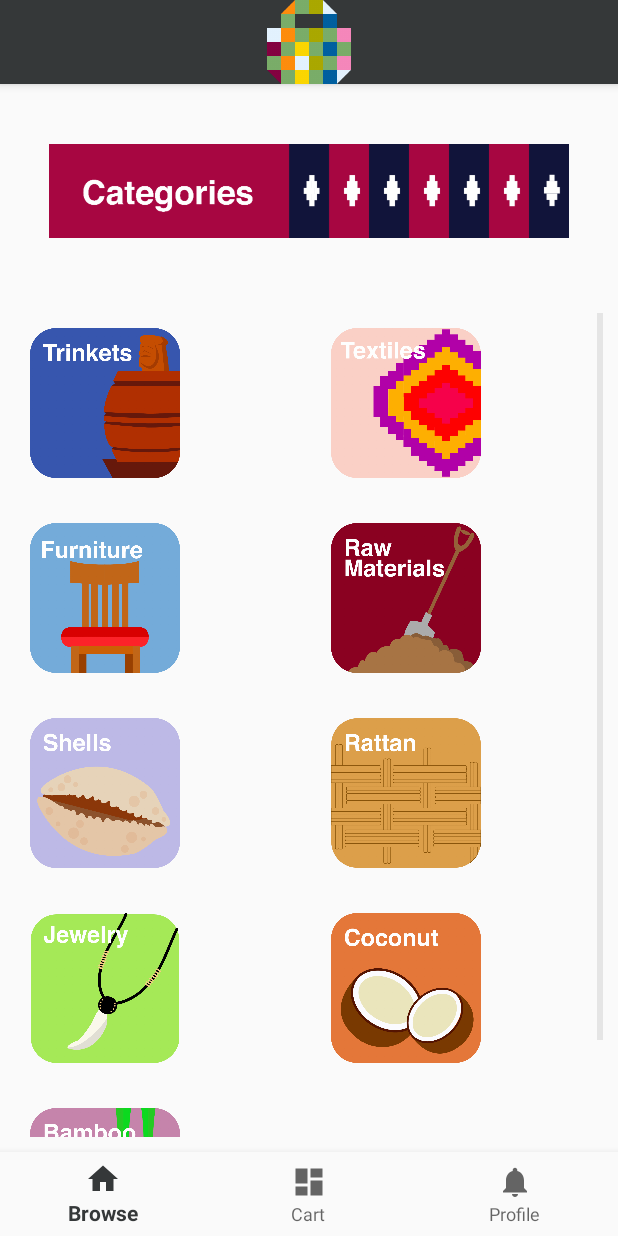
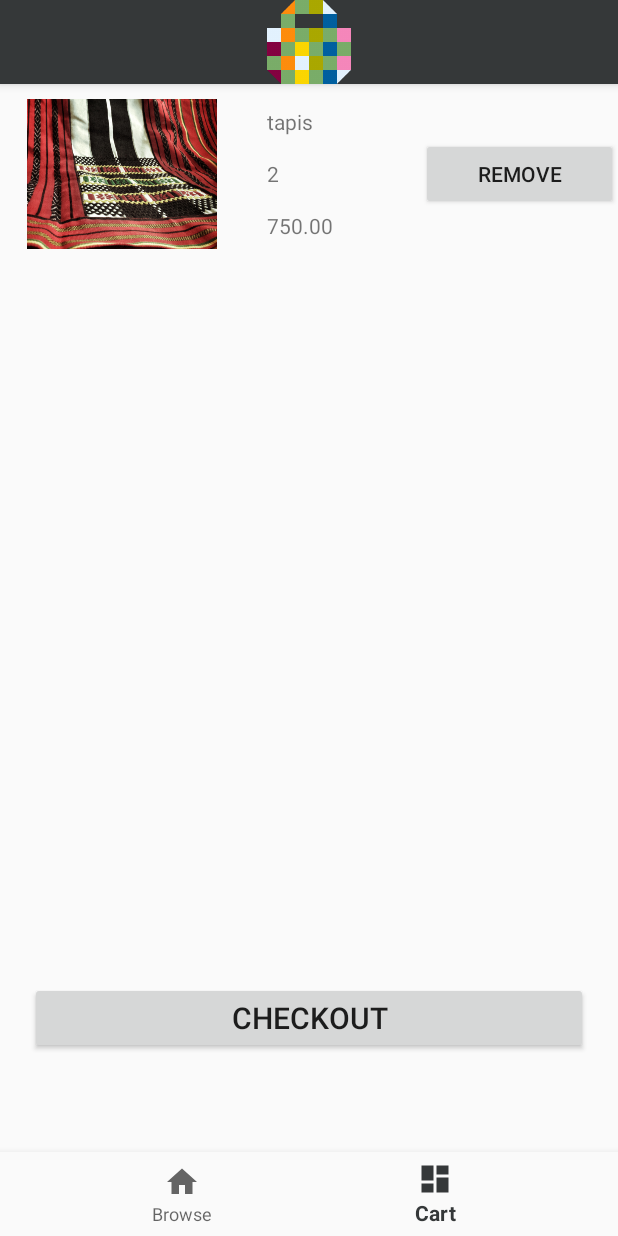
Before and after one commit to Albdog/PaSELLubong, an Android app: the screen it shows after launch (MainActivity), item 2 of the bottom bar chosen, on a phone screen of 412 x 824 dp. Run offline under Robolectric (Android 15) with nearby library versions, the phone set to English and light mode, and no system bars.

Commit message:
Updated to include Order screens

```diff
--- /dev/null
+++ b/BH2018/app/src/main/assets/cart.csv
@@ -0,0 +1 @@
+1,tapis,tapis,2,750.00
--- /dev/null
+++ b/BH2018/app/src/main/java/com/example/miguel909/bh2018/CartAdapter.java
@@ -0,0 +1,67 @@
+package com.example.miguel909.bh2018;
+
+import android.content.Context;
+import android.support.v7.widget.RecyclerView;
+import android.view.LayoutInflater;
+import android.view.View;
+import android.view.ViewGroup;
+import android.widget.Button;
+import android.widget.ImageView;
+import android.widget.TextView;
+
+/**
+ * Created by miguel909 on 28/01/2018.
+ */
+
+public class CartAdapter extends RecyclerView.Adapter{
+
+    private Context mContext;
+    private Order order;
+
+    CartAdapter(Context c){
+        mContext = c;
+        order = new Order(c);
+
+    }
+
+    @Override
+    public RecyclerView.ViewHolder onCreateViewHolder(ViewGroup parent, int viewType) {
+        View view = LayoutInflater.from(parent.getContext()).inflate(R.layout.cart_item, parent, false);
+        return new ListViewHolder(view);
+    }
+
+    @Override
+    public void onBindViewHolder(RecyclerView.ViewHolder holder, int position) {
+        ((ListViewHolder) holder).bindView(position);
+    }
+
+    @Override
+    public int getItemCount() {
+        return order.getItemKey().size();
+    }
+
+    private class ListViewHolder extends RecyclerView.ViewHolder {
+
+        ImageView mImageView;
+        TextView mTextView1;
+        TextView mTextView2;
+        TextView mTextView3;
+        Button button;
+
+        public ListViewHolder(View itemView) {
+            super(itemView);
+            mImageView = itemView.findViewById(R.id.cart_image);
+            mTextView1 = itemView.findViewById(R.id.cart_name);
+            mTextView2 = itemView.findViewById(R.id.cart_quantity);
+            mTextView3 = itemView.findViewById(R.id.cart_price);
+            button = itemView.findViewById(R.id.remove_button);
+        }
+
+        public void bindView(final int position) {
+            mImageView.setImageResource(order.getItemImage().get(position));
+            mTextView1.setText(order.getItemName().get(position));
+            mTextView2.setText(Integer.toString(order.getQuantity().get(position)));
+            mTextView3.setText(order.getUnitPrice().get(position));
+        }
+    }
+}
--- /dev/null
+++ b/BH2018/app/src/main/java/com/example/miguel909/bh2018/CartFragment.java
@@ -0,0 +1,34 @@
+package com.example.miguel909.bh2018;
+
+import android.os.Bundle;
+import android.support.annotation.Nullable;
+import android.support.v4.app.Fragment;
+import android.support.v7.widget.LinearLayoutManager;
+import android.support.v7.widget.RecyclerView;
+import android.view.LayoutInflater;
+import android.view.View;
+import android.view.ViewGroup;
+import android.widget.Button;
+
+/**
+ * Created by miguel909 on 28/01/2018.
+ */
+
+public class CartFragment extends Fragment {
+
+    @Nullable
+    @Override
+    public View onCreateView(LayoutInflater inflater, @Nullable ViewGroup container, @Nullable Bundle savedInstanceState) {
+        View view = inflater.inflate(R.layout.cart_fragment, container, false);
+
+        RecyclerView recyclerView = view.findViewById(R.id.cart_recycler);
+        CartAdapter cartAdapter = new CartAdapter(getActivity());
+        recyclerView.setAdapter(cartAdapter);
+        RecyclerView.LayoutManager layoutManager = new LinearLayoutManager(getContext());
+        recyclerView.setLayoutManager(layoutManager);
+
+        Button checkoutButton = view.findViewById(R.id.checkout_button);
+
+        return view;
+    }
+}
--- a/BH2018/app/src/main/java/com/example/miguel909/bh2018/MainActivity.java
+++ b/BH2018/app/src/main/java/com/example/miguel909/bh2018/MainActivity.java
@@ -10,49 +10,10 @@ import android.support.v7.app.AppCompatActivity;
 import android.view.MenuItem;
 import android.widget.TextView;
 
-public class MainActivity extends AppCompatActivity {
+public class MainActivity extends AppCompatActivity implements BottomNavigationView.OnNavigationItemSelectedListener {
 
     private TextView mTextMessage;
-    private int mPageSelected;
-
-    private BottomNavigationView.OnNavigationItemSelectedListener mOnNavigationItemSelectedListener
-            = new BottomNavigationView.OnNavigationItemSelectedListener() {
-
-        @Override
-        public boolean onNavigationItemSelected(@NonNull MenuItem item) {
-            Fragment selectedFragment = null;
-            switch (item.getItemId()) {
-                case R.id.navigation_browse:
-                    if(mPageSelected != 0){
-                        selectedFragment = new BrowseFragment();
-                        FragmentManager fragmentManager = getSupportFragmentManager();
-                        FragmentTransaction fragmentTransaction = fragmentManager.beginTransaction();
-                        fragmentTransaction.add(R.id.fragmentContainer ,selectedFragment);
-                        fragmentTransaction.commit();
-                        mPageSelected = 0;
-                    }
-                case R.id.navigation_cart:
-                    if(mPageSelected != 0){
-                        selectedFragment = new BrowseFragment();
-                        FragmentManager fragmentManager = getSupportFragmentManager();
-                        FragmentTransaction fragmentTransaction = fragmentManager.beginTransaction();
-                        fragmentTransaction.add(R.id.fragmentContainer ,selectedFragment);
-                        fragmentTransaction.commit();
-                        mPageSelected = 0;
-                    }
-                case R.id.navigation_profile:
-                    if(mPageSelected != 0){
-                        selectedFragment = new BrowseFragment();
-                        FragmentManager fragmentManager = getSupportFragmentManager();
-                        FragmentTransaction fragmentTransaction = fragmentManager.beginTransaction();
-                        fragmentTransaction.add(R.id.fragmentContainer ,selectedFragment);
-                        fragmentTransaction.commit();
-                        mPageSelected = 0;
-                    }
-            }
-            return false;
-        }
-    };
+    private static int mPageSelected;
 
     @Override
     protected void onCreate(Bundle savedInstanceState) {
@@ -61,7 +22,7 @@ public class MainActivity extends AppCompatActivity {
 
         mTextMessage = (TextView) findViewById(R.id.message);
         BottomNavigationView navigation = (BottomNavigationView) findViewById(R.id.navigation);
-        navigation.setOnNavigationItemSelectedListener(mOnNavigationItemSelectedListener);
+        navigation.setOnNavigationItemSelectedListener(this);
 
         getSupportActionBar().setDisplayShowHomeEnabled(true);
         getSupportActionBar().setLogo(R.drawable.logo_icon);
@@ -70,9 +31,37 @@ public class MainActivity extends AppCompatActivity {
         BrowseFragment browseFragment = new BrowseFragment();
         FragmentManager fragmentManager = getSupportFragmentManager();
         FragmentTransaction fragmentTransaction = fragmentManager.beginTransaction();
-        fragmentTransaction.add(R.id.fragmentContainer ,browseFragment);
+        fragmentTransaction.add(R.id.fragmentContainer, browseFragment);
         fragmentTransaction.commit();
         mPageSelected = 0;
     }
 
+    @Override
+    public boolean onNavigationItemSelected(@NonNull MenuItem item) {
+        Fragment selectedFragment = null;
+        switch (item.getItemId()) {
+            case R.id.navigation_browse:
+                if (mPageSelected != 0) {
+                    selectedFragment = new BrowseFragment();
+                    FragmentManager fragmentManager = getSupportFragmentManager();
+                    FragmentTransaction fragmentTransaction = fragmentManager.beginTransaction();
+                    fragmentTransaction.replace(R.id.fragmentContainer, selectedFragment);
+                    fragmentTransaction.commit();
+                    mPageSelected = 0;
+                }
+                break;
+            case R.id.navigation_cart:
+                if (mPageSelected != 1) {
+                    selectedFragment = new CartFragment();
+                    FragmentManager fragmentManager = getSupportFragmentManager();
+                    FragmentTransaction fragmentTransaction = fragmentManager.beginTransaction();
+                    fragmentTransaction.replace(R.id.fragmentContainer, selectedFragment);
+                    fragmentTransaction.commit();
+                    mPageSelected = 1;
+                }
+                break;
+
+        }
+        return true;
+    }
 }
--- a/BH2018/app/src/main/java/com/example/miguel909/bh2018/Order.java
+++ b/BH2018/app/src/main/java/com/example/miguel909/bh2018/Order.java
@@ -1,51 +1,97 @@
 package com.example.miguel909.bh2018;
+
+import android.content.Context;
+
+import java.io.BufferedReader;
+import java.io.FileNotFoundException;
+import java.io.FileWriter;
+import java.io.IOException;
+import java.io.InputStreamReader;
+import java.util.ArrayList;
+
+import au.com.bytecode.opencsv.CSVWriter;
 
 /**
  * Created by miguel909 on 28/01/2018.
  */
 
 public class Order {
-    private int itemKey;
-    private int itemImage;
-    private int quantity;
-    private int unitPrice;
+    private Context mContext;
+    private ArrayList<String[]> mList;
+    private ArrayList<String> itemKey;
+    private ArrayList<String> itemName;
+    private ArrayList<Integer> itemImage;
+    private ArrayList<Integer> quantity;
+    private ArrayList<String> unitPrice;
 
-    public Order(int ik, int ii, int q, int up){
-        itemKey = ik;
-        itemImage = ii;
-        quantity = q;
-        unitPrice = up;
+    public Order(Context c){
+        mContext = c;
+        itemKey = new ArrayList<String>();
+        itemName = new ArrayList<String>();
+        itemImage = new ArrayList<Integer>();
+        quantity = new ArrayList<Integer>();
+        unitPrice = new ArrayList<String>();
+        mList = new ArrayList<String[]>();
+
+        loadData();
     }
 
-    public int getItemKey() {
+    public void loadData(){
+        try {
+            InputStreamReader csvReader = new InputStreamReader(mContext.getApplicationContext().getAssets().open("cart.csv"));
+            BufferedReader bufferedReader = new BufferedReader(csvReader);
+
+            String line;
+            String csvSplitBy =",";
+            while ((line = bufferedReader.readLine()) != null) {
+                mList.add(line.split(csvSplitBy));
+            }
+        } catch (FileNotFoundException e) {
+            e.printStackTrace();
+        } catch (IOException e) {
+            e.printStackTrace();
+        }
+
+        for(int i = 0; i < mList.size(); i++){
+            itemKey.add(mList.get(i)[0]);
+            itemName.add(mList.get(i)[1]);
+            if(mList.get(i)[2].equals("n/a")) {
+                itemImage.add(mContext.getResources().getIdentifier("logo_icon", "drawable", mContext.getPackageName()));
+            }else{
+                itemImage.add(mContext.getResources().getIdentifier(mList.get(i)[2], "drawable", mContext.getPackageName()));
+            }
+            quantity.add(Integer.parseInt(mList.get(i)[3]));
+            unitPrice.add(mList.get(i)[4]);
+        }
+    }
+
+    public ArrayList<String> getItemKey() {
         return itemKey;
     }
 
-    public void setItemKey(int itemKey) {
-        this.itemKey = itemKey;
+    public ArrayList<String> getItemName() {
+        return itemName;
     }
 
-    public int getItemImage() {
+    public ArrayList<Integer> getItemImage() {
         return itemImage;
     }
 
-    public void setItemImage(int itemImage) {
-        this.itemImage = itemImage;
-    }
-
-    public int getQuantity() {
+    public ArrayList<Integer> getQuantity() {
         return quantity;
     }
 
-    public void addQuantity(int quantity) {
-        this.quantity += quantity;
-    }
-
-    public int getUnitPrice() {
+    public ArrayList<String> getUnitPrice() {
         return unitPrice;
     }
 
-    public void setUnitPrice(int unitPrice) {
-        this.unitPrice = unitPrice;
+    public void addToCart(String in, int ii ,int q, String up){
+        try {
+            CSVWriter writer = new CSVWriter(new FileWriter("cart.csv",true));
+            String[] order = ((this.getItemKey().size()+1) + "," + in + "," + ii + "," + q + "," + up).split(",");
+            writer.writeNext(order);
+        } catch (IOException e) {
+            e.printStackTrace();
+        }
     }
 }
--- a/BH2018/app/src/main/java/com/example/miguel909/bh2018/SelectProductActivity.java
+++ b/BH2018/app/src/main/java/com/example/miguel909/bh2018/SelectProductActivity.java
@@ -23,6 +23,10 @@ public class SelectProductActivity extends AppCompatActivity {
     private RecyclerView productDetailsRecyclerView;
     private RecyclerView.LayoutManager layoutManager;
     private TextView quantityDisplay;
+    private static int imageId;
+    private static String name;
+    private static String price;
+    private static String description;
 
     @Override
     protected void onCreate(@Nullable Bundle savedInstanceState) {
@@ -35,24 +39,23 @@ public class SelectProductActivity extends AppCompatActivity {
         TextView textView3 = findViewById(R.id.selected_product_description);
 
         String itemKey = getIntent().getExtras().getString("itemKey");
-        ProductItem productItem = new ProductItem(this);
-        String[] data = new String[productItem.getItemKey().size()];
+        final ProductItem productItem = new ProductItem(this);
 
-        int id = 0;
-        String name = "";
-        String price = "";
-        String description = "";
+        imageId = 0;
+        name = "";
+        price = "";
+        description = "";
 
         for(int i = 0; i < productItem.getItemKey().size(); i++){
             if(productItem.getItemKey().get(i).equals(itemKey)){
-                id = productItem.getResourceIds().get(i);
+                imageId = productItem.getResourceIds().get(i);
                 name = productItem.getProductName().get(i);
                 price = productItem.getProductPrice().get(i);
                description = productItem.getProductDescription().get(i);
             }
         }
 
-        productImage.setImageResource(id);
+        productImage.setImageResource(imageId);
         textView1.setText(name);
         textView2.setText(price);
         textView3.setText(description);
@@ -86,7 +89,8 @@ public class SelectProductActivity extends AppCompatActivity {
         addToCartButton.setOnClickListener(new View.OnClickListener() {
             @Override
             public void onClick(View v) {
-
+                Order order = new Order(getApplication());
+                order.addToCart(name, imageId, Integer.parseInt(quantityDisplay.getText().toString()), price);
             }
         });
 
--- /dev/null
+++ b/BH2018/app/src/main/res/layout/cart_fragment.xml
@@ -0,0 +1,26 @@
+<?xml version="1.0" encoding="utf-8"?>
+<LinearLayout
+    xmlns:android="http://schemas.android.com/apk/res/android" android:layout_width="match_parent"
+    android:layout_height="match_parent"
+    android:orientation="vertical">
+    <android.support.v7.widget.RecyclerView
+        android:id="@+id/cart_recycler"
+        android:layout_width="match_parent"
+        android:layout_height="match_parent"
+        android:layout_weight="1"/>
+
+    <RelativeLayout
+        android:layout_width="match_parent"
+        android:layout_height="match_parent"
+        android:layout_weight="3">
+        <Button
+            android:id="@+id/checkout_button"
+            android:layout_margin="20dp"
+            android:layout_width="match_parent"
+            android:layout_height="wrap_content"
+            android:layout_centerInParent="true"
+            android:text="Checkout"
+            android:textSize="20sp"/>
+    </RelativeLayout>
+
+</LinearLayout>
--- /dev/null
+++ b/BH2018/app/src/main/res/layout/cart_item.xml
@@ -0,0 +1,52 @@
+<?xml version="1.0" encoding="utf-8"?>
+<LinearLayout xmlns:android="http://schemas.android.com/apk/res/android"
+    android:layout_width="match_parent"
+    android:layout_height="wrap_content"
+    xmlns:app="http://schemas.android.com/apk/res-auto">
+    <ImageView
+        android:id="@+id/cart_image"
+        android:layout_width="100dp"
+        android:layout_height="100dp"
+        android:layout_margin="10dp"
+        android:layout_weight="1"
+        app:srcCompat="@drawable/logo_icon"/>
+    <LinearLayout
+        android:layout_width="wrap_content"
+        android:layout_height="wrap_content"
+        android:layout_weight="1"
+        android:orientation="vertical">
+        <TextView
+            android:id="@+id/cart_name"
+            android:layout_width="wrap_content"
+            android:layout_height="wrap_content"
+            android:text="@string/app_name"
+            android:textAlignment="center"
+            android:layout_margin="15dp"
+            android:layout_gravity="center_vertical"/>
+        <TextView
+            android:id="@+id/cart_quantity"
+            android:layout_width="wrap_content"
+            android:layout_height="wrap_content"
+            android:text="@string/app_name"
+            android:textAlignment="center"
+            android:layout_marginLeft="15dp"
+            android:layout_marginRight="15dp"
+            android:layout_gravity="center_vertical"
+            />
+        <TextView
+            android:id="@+id/cart_price"
+            android:layout_width="wrap_content"
+            android:layout_height="wrap_content"
+            android:layout_margin="15dp"
+            android:text="@string/app_name"
+            android:layout_gravity="center_vertical"/>
+    </LinearLayout>
+    <Button
+        android:id="@+id/remove_button"
+        android:layout_width="wrap_content"
+        android:layout_height="wrap_content"
+        android:layout_weight="1"
+        android:layout_gravity="center_vertical"
+        android:text="Remove"/>
+
+</LinearLayout>
--- a/BH2018/app/src/main/res/menu/navigation.xml
+++ b/BH2018/app/src/main/res/menu/navigation.xml
@@ -11,9 +11,4 @@
         android:icon="@drawable/ic_dashboard_black_24dp"
         android:title="@string/title_cart" />
 
-    <item
-        android:id="@+id/navigation_profile"
-        android:icon="@drawable/ic_notifications_black_24dp"
-        android:title="@string/title_profile" />
-
 </menu>
```
